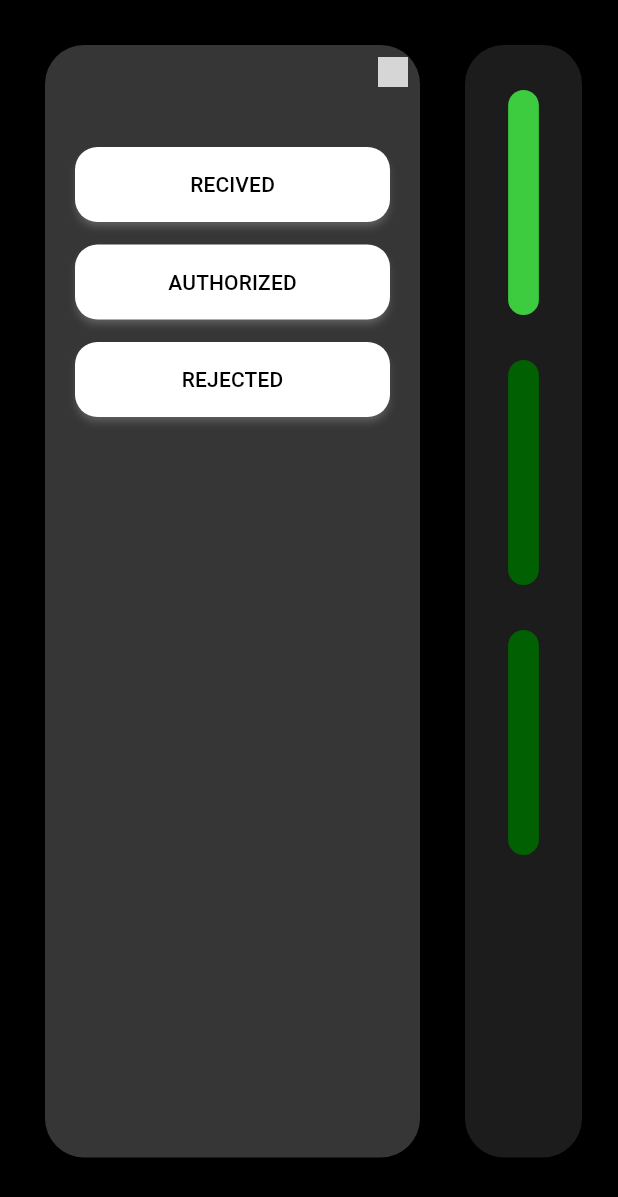
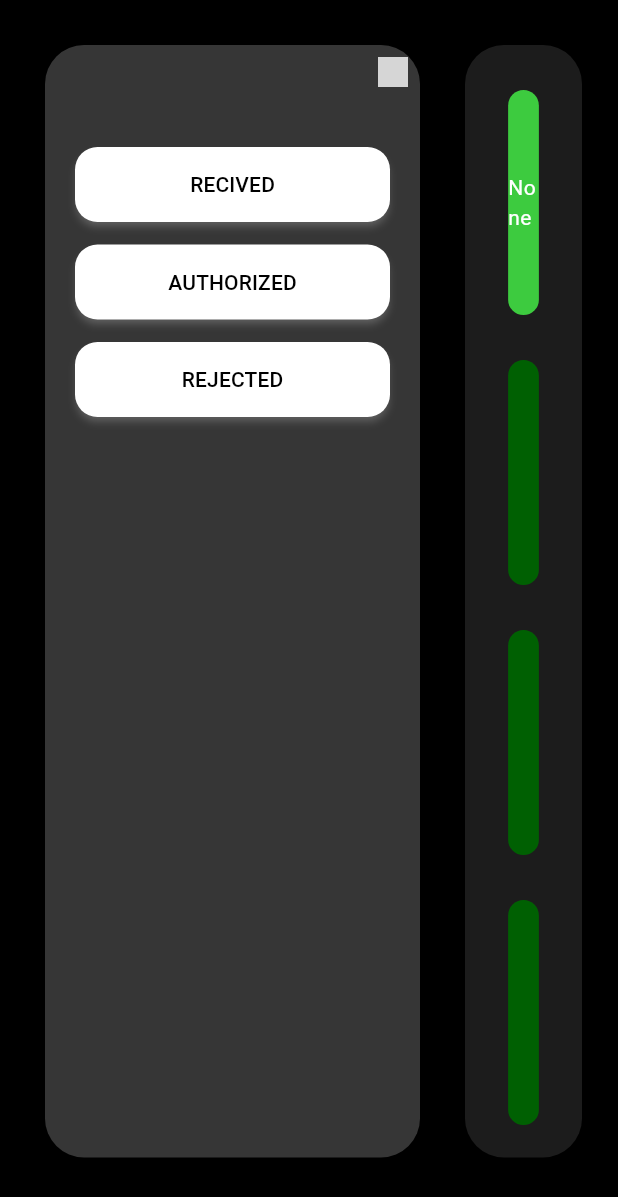
Before and after one commit to InduwaraSH/test_app_flutter_desktop, a Flutter app: the screen it shows after launch, on a phone screen of 412 x 824 dp. Shown: the top 1197 px of the screen. Run offline on Flutter 3.47's test engine with Material 3 defaults, Android fonts, the phone set to English and light mode, and no system bars; our stand-ins replace firebase_core; missing offline and left inert: animated_icon_button, frosted_glass_effect; accounts and stored records are empty; grey boxes are pictures that could not be loaded.

Commit message:
add selected provider and scroll viw for middle containe

```diff
--- a/lib/Home.dart
+++ b/lib/Home.dart
@@ -7,6 +7,7 @@ import 'package:frosted_glass_effect/frosted_glass_effect.dart';
 import 'package:provider/provider.dart';
 import 'package:test_code/animated_but.dart';
 import 'package:test_code/button.dart';
+import 'package:test_code/selected_provider.dart';
 import 'package:test_code/theme_provider.dart';
 
 class Homepg extends StatefulWidget {
@@ -62,6 +63,8 @@ class _HomepgState extends State<Homepg> {
               Column(
                 children: [
                   SizedBox(height: 30),
+
+                  //middle container
                   Container(
                     width: (MediaQuery.of(context).size.width - 100) * 0.25,
                     height: MediaQuery.of(context).size.height * 0.9,
@@ -69,25 +72,30 @@ class _HomepgState extends State<Homepg> {
                       color: Theme.of(context).colorScheme.primary,
                       borderRadius: BorderRadius.circular(26),
                     ),
+                    child: SingleChildScrollView(
                       child: Column(
                         children: [
                           SizedBox(height: 30),
 
                           Container(
                             width:
-                              (MediaQuery.of(context).size.width - 330) * 0.25,
+                                (MediaQuery.of(context).size.width - 330) *
+                                0.25,
                             height: 150,
                             decoration: BoxDecoration(
                               color: Theme.of(context).colorScheme.onSecondary,
                               borderRadius: BorderRadius.circular(15),
+
                             ),
+                            child: Center(child: Text(Provider.of<SelectionProvider>(context).selected ?? "None")),
                           ),
 
                           SizedBox(height: 30),
 
                           Container(
                             width:
-                              (MediaQuery.of(context).size.width - 330) * 0.25,
+                                (MediaQuery.of(context).size.width - 330) *
+                                0.25,
                             height: 150,
                             decoration: BoxDecoration(
                               color: Theme.of(
@@ -100,7 +108,47 @@ class _HomepgState extends State<Homepg> {
 
                           Container(
                             width:
-                              (MediaQuery.of(context).size.width - 330) * 0.25,
+                                (MediaQuery.of(context).size.width - 330) *
+                                0.25,
+                            height: 150,
+                            decoration: BoxDecoration(
+                              color: Theme.of(
+                                context,
+                              ).colorScheme.onInverseSurface,
+                              borderRadius: BorderRadius.circular(15),
+                            ),
+                          ),
+                          SizedBox(height: 30),
+                          Container(
+                            width:
+                                (MediaQuery.of(context).size.width - 330) *
+                                0.25,
+                            height: 150,
+                            decoration: BoxDecoration(
+                              color: Theme.of(
+                                context,
+                              ).colorScheme.onInverseSurface,
+                              borderRadius: BorderRadius.circular(15),
+                            ),
+                          ),
+                          SizedBox(height: 30),
+                          Container(
+                            width:
+                                (MediaQuery.of(context).size.width - 330) *
+                                0.25,
+                            height: 150,
+                            decoration: BoxDecoration(
+                              color: Theme.of(
+                                context,
+                              ).colorScheme.onInverseSurface,
+                              borderRadius: BorderRadius.circular(15),
+                            ),
+                          ),
+                          SizedBox(height: 30),
+                          Container(
+                            width:
+                                (MediaQuery.of(context).size.width - 330) *
+                                0.25,
                             height: 150,
                             decoration: BoxDecoration(
                               color: Theme.of(
@@ -110,6 +158,7 @@ class _HomepgState extends State<Homepg> {
                             ),
                           ),
                         ],
+                      ),
                     ),
                   ),
                 ],
--- /dev/null
+++ b/lib/selected_provider.dart
@@ -0,0 +1,12 @@
+import 'package:flutter/cupertino.dart';
+
+class SelectionProvider with ChangeNotifier {
+  String? _selected;
+
+  String? get selected => _selected;
+
+  void setSelected(String key) {
+    _selected = key;
+    notifyListeners();
+  }
+}
```
Also changed, not shown: lib/button.dart (+12 -2 lines), lib/main.dart (+6 -2 lines). Lines whose indentation alone changed are shown as unchanged.
